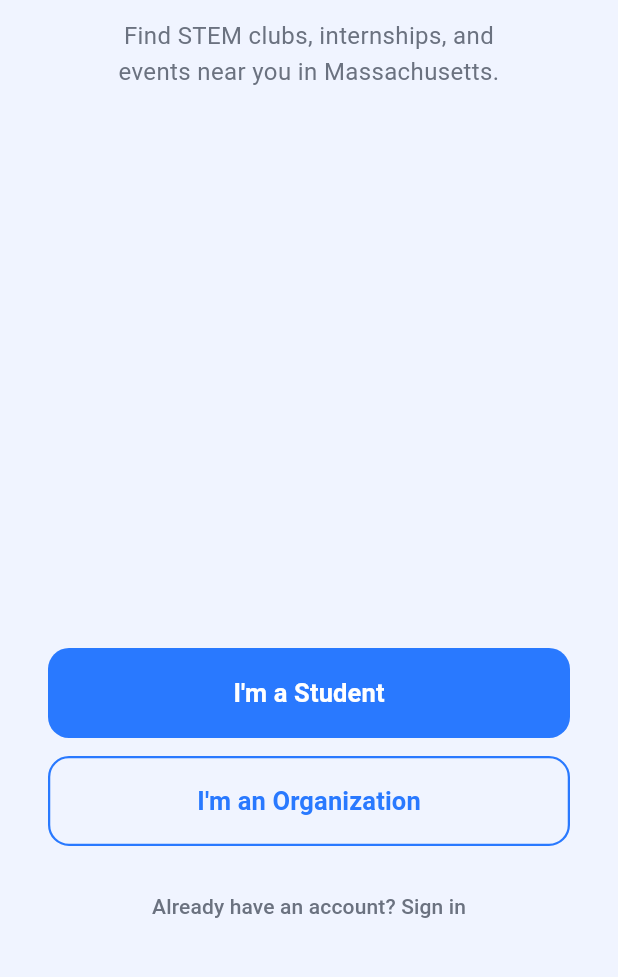
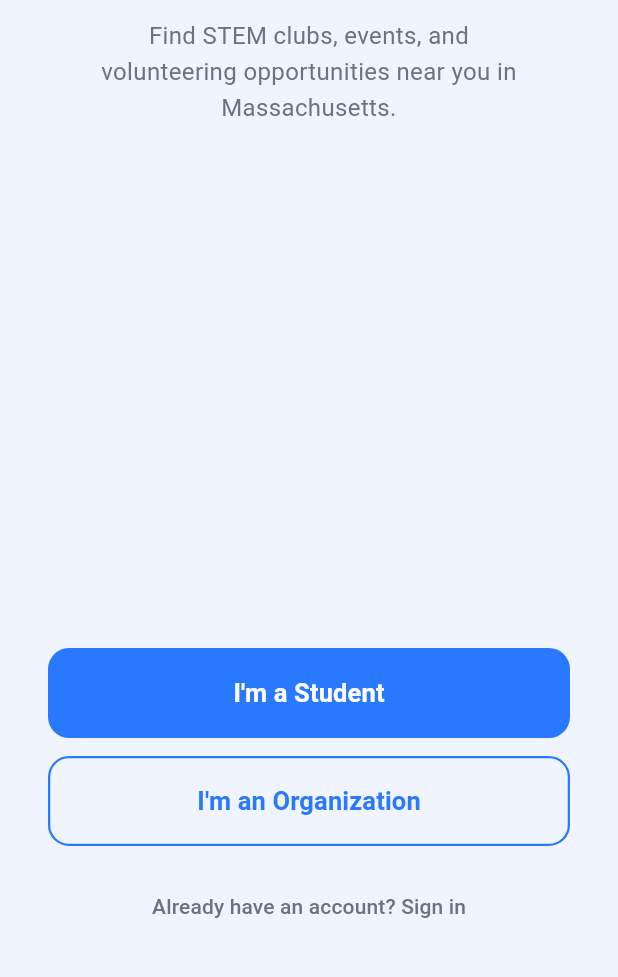
Before and after one commit to HugeAJTheBoss/Beacon, a Flutter app: the screen it shows after launch, on a phone screen of 412 x 824 dp, the part 246-1223 px from its top. Run offline on Flutter 3.47's test engine with Material 3 defaults, Android fonts, the phone set to English and light mode, and no system bars; our stand-ins replace firebase_core; missing offline and left inert: dart:html; accounts and stored records are empty.

Commit message:
Update text and types in student and organization screens to reflect volunteering opportunities

```diff
--- a/beacon/lib/main.dart
+++ b/beacon/lib/main.dart
@@ -63,7 +63,7 @@ class WelcomeScreen extends StatelessWidget {
               ),
               const SizedBox(height: 12),
               const Text(
-                'Find STEM clubs, internships, and\nevents near you in Massachusetts.',
+                'Find STEM clubs, events, and\nvolunteering opportunities near you in Massachusetts.',
                 textAlign: TextAlign.center,
                 style: TextStyle(
                   fontSize: 16,
--- a/beacon/lib/org_dashboard_screen.dart
+++ b/beacon/lib/org_dashboard_screen.dart
@@ -408,7 +408,7 @@ class _AddEventSheetState extends State<_AddEventSheet> {
     'Computer Science', 'Engineering', 'Physics'
   ];
   final List<String> _types = [
-    'Event', 'Club', 'Internship', 'Volunteering'
+    'Event', 'Club', 'Volunteering'
   ];
   final List<String> _statuses = ['Upcoming', 'Draft', 'Past'];
 
```
Also changed, not shown: beacon/lib/student_screen.dart (+2 -22 lines).
